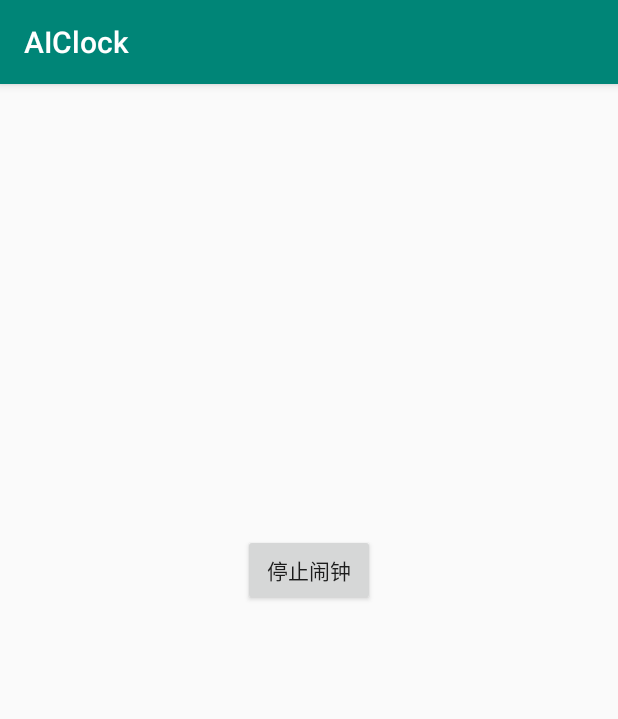
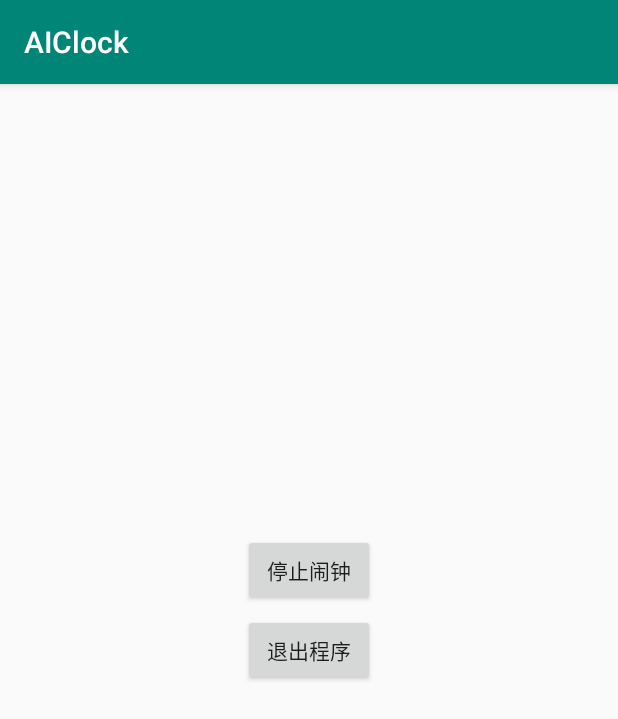
Before and after one commit to zzzby/AIClock, an Android app: the screen it shows after launch (AlarmActivity), after a tap on "确定", on a phone screen of 412 x 824 dp. Shown: the top 719 px of the screen. Run offline under Robolectric (Android 15) with nearby library versions, the phone set to English and light mode, and no system bars.

Commit message:
增加了退出程序按钮

```diff
--- a/app/src/main/java/com/example/zhanbo/aiclock/AlarmActivity.java
+++ b/app/src/main/java/com/example/zhanbo/aiclock/AlarmActivity.java
@@ -7,28 +7,47 @@ import android.support.v7.app.AppCompatActivity;
 import android.view.View;
 import android.widget.Button;
 
+import com.example.zhanbo.aiclock.util.ActivityCollector;
+
 
 /**
  * Created by zhanby on 2018/10/27.
  */
 
-public class AlarmActivity extends AppCompatActivity {
+public class AlarmActivity extends BaseActivity {
+
+    MediaPlayer mediaPlayer;
 
     @Override
     protected void onCreate(@Nullable Bundle savedInstanceState) {
         super.onCreate(savedInstanceState);
         setContentView(R.layout.activity_alarm);
 
-        final MediaPlayer mediaPlayer = MediaPlayer.create(this, R.raw.ring);
+        mediaPlayer = MediaPlayer.create(this, R.raw.ring);
         mediaPlayer.start();
 
         Button button = findViewById(R.id.stop);
         button.setOnClickListener(new View.OnClickListener() {
             @Override
             public void onClick(View v) {
-                mediaPlayer.stop();
-                mediaPlayer.release();
+                if(mediaPlayer.isPlaying()) {
+                    mediaPlayer.stop();
+//                    mediaPlayer.release();
+                }
+            }
+        });
+
+        findViewById(R.id.exit).setOnClickListener(new View.OnClickListener() {
+            @Override
+            public void onClick(View v) {
+                ActivityCollector.finishAll();
             }
         });
     }
+
+    @Override
+    protected void onDestroy() {
+        super.onDestroy();
+        mediaPlayer.release();
+    }
 }
--- /dev/null
+++ b/app/src/main/java/com/example/zhanbo/aiclock/BaseActivity.java
@@ -0,0 +1,27 @@
+package com.example.zhanbo.aiclock;
+
+import android.app.Activity;
+import android.os.Bundle;
+import android.support.annotation.Nullable;
+import android.support.v7.app.AppCompatActivity;
+
+import com.example.zhanbo.aiclock.util.ActivityCollector;
+
+/**
+ * Created by zhanby on 2018/10/30.
+ */
+
+public class BaseActivity extends AppCompatActivity {
+
+    @Override
+    protected void onCreate(@Nullable Bundle savedInstanceState) {
+        super.onCreate(savedInstanceState);
+        ActivityCollector.addActivity(this);
+    }
+
+    @Override
+    protected void onDestroy() {
+        super.onDestroy();
+        ActivityCollector.removeActivity(this);
+    }
+}
--- a/app/src/main/java/com/example/zhanbo/aiclock/MainActivity.java
+++ b/app/src/main/java/com/example/zhanbo/aiclock/MainActivity.java
@@ -29,14 +29,14 @@ import okhttp3.Call;
 import okhttp3.Callback;
 import okhttp3.Response;
 
-public class MainActivity extends AppCompatActivity {
+public class MainActivity extends BaseActivity {
 
     private static final String TAG = "MainActivity";
 
     private DatePicker datePicker;
     private TimePicker timePicker;
     Button confirm, cancel;
-    TextView textView;
+    TextView time, constant;
     Calendar calendar;
 
     @Override
@@ -48,7 +48,8 @@ public class MainActivity extends AppCompatActivity {
         timePicker = findViewById(R.id.time_picker);
         confirm = findViewById(R.id.confirm);
         cancel = findViewById(R.id.cancel);
-        textView = findViewById(R.id.time);
+        time = findViewById(R.id.time);
+        constant = findViewById(R.id.constant);
         // 这里的calender需要先初始化成当前时间，因为用户可能没有动datePicker和timePicker
         calendar = Calendar.getInstance();
 
@@ -75,14 +76,15 @@ public class MainActivity extends AppCompatActivity {
                 SimpleDateFormat format = new SimpleDateFormat("yyyy年MM月dd日", Locale.getDefault());
                 String temp = format.format(calendar.getTime()) + "  " +
                         calendar.get(Calendar.HOUR_OF_DAY) + "时" + calendar.get(Calendar.MINUTE) + "分";
-                textView.setText("        目标打卡时间为\n" + temp);
+                time.setText(temp);
                 // calendar保存着目标打卡时间
 //                querySuggestions(calendar.getTimeInMillis() / 1000);
-                Toast.makeText(MainActivity.this, "闹钟设置成功，请保持网络畅通", Toast.LENGTH_SHORT).show();
+                Toast.makeText(MainActivity.this, "闹钟设置成功，请保持网络畅通", Toast.LENGTH_LONG).show();
 //                Log.i(TAG, "onClick: " + calendar.getTimeInMillis() / 1000);
 
                 confirm.setVisibility(View.GONE);
-                textView.setVisibility(View.VISIBLE);
+                time.setVisibility(View.VISIBLE);
+                constant.setVisibility(View.VISIBLE);
                 cancel.setVisibility(View.VISIBLE);
 
                 // 设置一个定时器，当距离打卡时间还有90分钟时触发service
@@ -116,8 +118,9 @@ public class MainActivity extends AppCompatActivity {
                 stopService(intent);
                 AlarmManager alarmManager = (AlarmManager) getSystemService(ALARM_SERVICE);
                 alarmManager.cancel(pendingIntent);
-                textView.setVisibility(View.GONE);
-                Toast.makeText(MainActivity.this, "闹钟已取消", Toast.LENGTH_SHORT).show();
+                time.setVisibility(View.GONE);
+                constant.setVisibility(View.GONE);
+                Toast.makeText(MainActivity.this, "闹钟已取消", Toast.LENGTH_LONG).show();
             }
         });
     }
--- a/app/src/main/java/com/example/zhanbo/aiclock/service/RequestSuggestionService.java
+++ b/app/src/main/java/com/example/zhanbo/aiclock/service/RequestSuggestionService.java
@@ -21,7 +21,7 @@ import okhttp3.Response;
 
 public class RequestSuggestionService extends Service {
 
-    private static final String TAG = "RequestSuggestionService";
+    private static final String TAG = "RequestService";
     AlarmManager manager;
     boolean stopAlarm = false;
 
--- /dev/null
+++ b/app/src/main/java/com/example/zhanbo/aiclock/util/ActivityCollector.java
@@ -0,0 +1,31 @@
+package com.example.zhanbo.aiclock.util;
+
+import android.app.Activity;
+
+import java.util.ArrayList;
+import java.util.List;
+
+/**
+ * Created by zhanby on 2018/10/30.
+ */
+
+public class ActivityCollector {
+
+    public static List<Activity> activities = new ArrayList<>();
+
+    public static void addActivity(Activity activity) {
+        activities.add(activity);
+    }
+
+    public static void removeActivity(Activity activity) {
+        activities.remove(activity);
+    }
+
+    public static void finishAll() {
+        for (Activity activity : activities) {
+            if (!activity.isFinishing()) {
+                activity.finish();
+            }
+        }
+    }
+}
--- a/app/src/main/res/layout/activity_alarm.xml
+++ b/app/src/main/res/layout/activity_alarm.xml
@@ -13,5 +13,13 @@
         android:layout_gravity="center_horizontal"
         android:text="停止闹钟" />
 
+    <Button
+        android:id="@+id/exit"
+        android:layout_width="wrap_content"
+        android:layout_height="wrap_content"
+        android:layout_gravity="center_horizontal"
+        android:layout_marginTop="5dp"
+        android:text="退出程序"/>
+
 
 </LinearLayout>
```
Also changed, not shown: app/build.gradle (+12 -1 lines), app/src/main/res/layout/activity_main.xml (+11 -1 lines), 2 other files.
